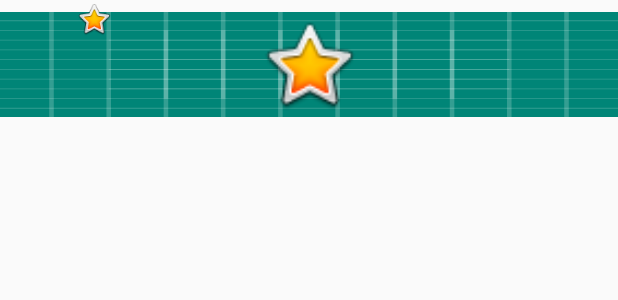
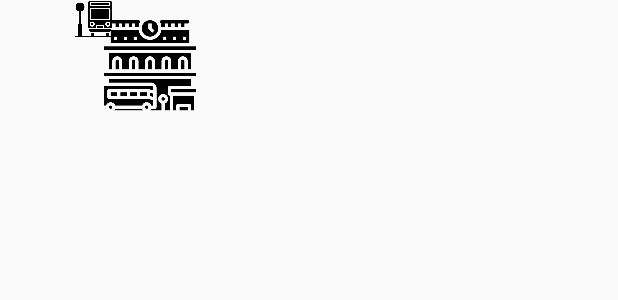
Before and after one commit to Kaneda-prog/BrailleWheels, an Android app: the layout floatingicon.xml on its own in the app's theme, with its tools: preview values and no code run, on a phone screen of 412 x 824 dp. Shown: the top 300 px of the screen. Run offline under Robolectric (Android 15) with nearby library versions, the phone set to English and light mode, and no system bars.

Commit message:
lets do it

```diff
--- a/app/src/main/res/layout/floatingicon.xml
+++ b/app/src/main/res/layout/floatingicon.xml
@@ -1,15 +1,17 @@
 <?xml version="1.0" encoding="utf-8"?>
 <FrameLayout xmlns:android="http://schemas.android.com/apk/res/android"
-    xmlns:app="http://schemas.android.com/apk/res-auto"
     xmlns:tools="http://schemas.android.com/tools"
     android:layout_width="wrap_content"
     android:layout_height="wrap_content">
+
 
     <RelativeLayout
         android:id="@+id/relativeLayoutParent"
         android:layout_width="wrap_content"
         android:layout_height="wrap_content"
         tools:ignore="UselessParent">
+
+        <!-- this is the collapsed layout -->
         <RelativeLayout
             android:id="@+id/layoutCollapsed"
             android:layout_width="wrap_content"
@@ -19,20 +21,17 @@
 
             <ImageView
                 android:id="@+id/collapsed_iv"
-                android:layout_width="match_parent"
+                android:layout_width="200dp"
                 android:layout_height="70dp"
                 android:layout_marginTop="8dp"
-                android:background="@drawable/ic_launcher_background"
-                android:src="@android:drawable/btn_star_big_on"
-                app:srcCompat="@android:drawable/btn_star_big_on" />
+                android:src="@drawable/stop" />
 
             <ImageView
                 android:id="@+id/buttonClose"
                 android:layout_width="25dp"
                 android:layout_height="25dp"
                 android:layout_marginLeft="50dp"
-                android:src="@android:drawable/btn_star_big_on"
-                app:srcCompat="@drawable/places_powered_by_google_light" />
+                android:src="@drawable/bus" />
         </RelativeLayout>
 
         <!-- this is the expanded layout -->
@@ -47,17 +46,38 @@
 
             <ImageView
                 android:id="@+id/buttonSimplifiedCodingExpanded"
-                android:layout_width="match_parent"
-                android:layout_height="200dp"
-                android:src="@drawable/quantum_ic_arrow_back_grey600_24"
-                app:srcCompat="@drawable/common_google_signin_btn_icon_light_normal_background"
+                android:layout_width="80dp"
+                android:layout_height="80dp"
+                android:src="@drawable/bus"
                 tools:ignore="ContentDescription" />
 
             <LinearLayout
                 android:id="@+id/buttonSimplifiedCoding"
                 android:layout_width="match_parent"
                 android:layout_height="wrap_content"
-                android:orientation="vertical"/>
+                android:orientation="vertical">
+
+                <TextView
+                    android:layout_width="match_parent"
+                    android:layout_height="wrap_content"
+                    android:paddingLeft="15dp"
+                    android:paddingRight="15dp"
+                    android:paddingTop="15dp"
+                    android:text="Simplified Coding"
+                    android:textAlignment="center"
+                    android:textAppearance="@style/Base.TextAppearance.AppCompat.Large"
+                    android:textColor="#ffffff"
+                    android:textStyle="bold" />
+
+                <TextView
+                    android:layout_width="match_parent"
+                    android:layout_height="wrap_content"
+                    android:text="www.simplifiedcoding.net"
+                    android:textAlignment="center"
+                    android:textAppearance="@style/Base.TextAppearance.AppCompat.Medium"
+                    android:textColor="#ffffff"
+                    android:textStyle="bold" />
+            </LinearLayout>
 
         </LinearLayout>
     </RelativeLayout>
--- a/app/src/main/res/values/colors.xml
+++ b/app/src/main/res/values/colors.xml
@@ -1,6 +1,6 @@
 <?xml version="1.0" encoding="utf-8"?>
 <resources>
-    <color name="colorPrimary">#F0134D</color>
-    <color name="colorPrimaryDark">#FF6F5E</color>
-    <color name="colorAccent">#40BFC1</color>
+    <color name="colorPrimary">#0B7A75</color>
+    <color name="colorPrimaryDark">#19535F</color>
+    <color name="colorAccent">#FFA630</color>
 </resources>
```
Also changed, not shown: app/src/main/java/com/example/myapplication/FloatingOverMapIconService.java (+6 -13 lines), app/src/main/java/com/example/myapplication/MainActivity.java (+37 -50 lines), app/src/main/java/com/example/myapplication/RouteInfo.java (+5 -2 lines), app/src/main/res/layout/activity_main.xml (+5 -3 lines).
